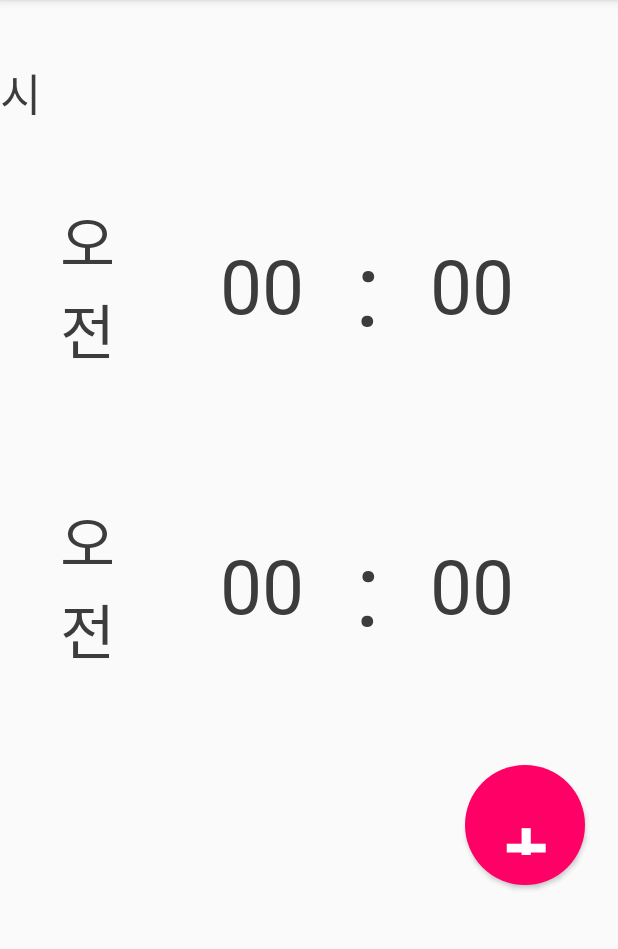
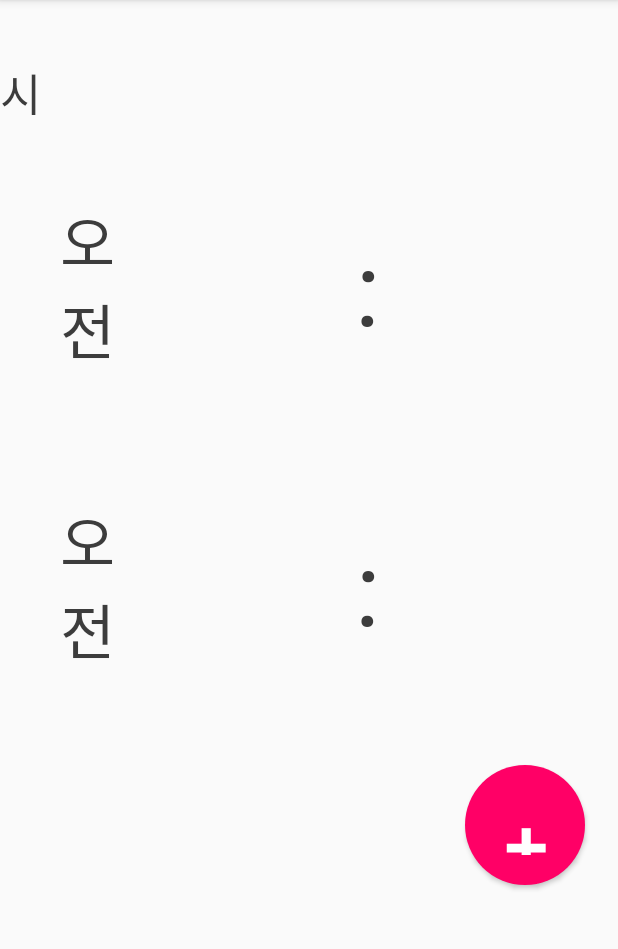
Before and after one commit to miny20023/Mobile_SW_Project, an Android app: the SubActivity_reservationList screen opened directly, with no data from a screen before it, on a phone screen of 412 x 824 dp, the part 84-1033 px from its top. Run offline under Robolectric (Android 15) with nearby library versions, the phone set to English and light mode, and no system bars.

Commit message:
list 수정
1121

```diff
--- a/app/src/main/res/layout/activity_sub_reservation.xml
+++ b/app/src/main/res/layout/activity_sub_reservation.xml
@@ -136,8 +136,7 @@
             android:layout_weight="1"
             android:text="완료"
             android:textSize="30dp"
-            android:fontFamily="@font/sdmisaeng"
-            android:onClick="completeOnClick"/>
+            android:fontFamily="@font/sdmisaeng"/>
     </LinearLayout>
 
 </LinearLayout>
--- a/app/src/main/res/layout/activity_sub_reservation_list.xml
+++ b/app/src/main/res/layout/activity_sub_reservation_list.xml
@@ -39,13 +39,13 @@
                     android:id="@+id/hour1"
                     android:layout_width="70dp"
                     android:layout_height="match_parent"
-                    android:text="00"
+
                     android:textSize="50dp"
                     android:textColor="#3c3c3c"
                     android:fontFamily="@font/sdmisaeng"
                     android:gravity="center_vertical"
                     android:textAlignment="center"/>
-
+n
                 <TextView
                     android:id="@+id/char1"
                     android:layout_width="70dp"
@@ -61,7 +61,7 @@
                     android:id="@+id/min1"
                     android:layout_width="70dp"
                     android:layout_height="match_parent"
-                    android:text="00"
+
                     android:textSize="50dp"
                     android:textColor="#3c3c3c"
                     android:fontFamily="@font/sdmisaeng"
@@ -93,7 +93,7 @@
                     android:id="@+id/hour2"
                     android:layout_width="70dp"
                     android:layout_height="match_parent"
-                    android:text="00"
+
                     android:textSize="50dp"
                     android:textColor="#3c3c3c"
                     android:fontFamily="@font/sdmisaeng"
@@ -115,7 +115,7 @@
                     android:id="@+id/min2"
                     android:layout_width="70dp"
                     android:layout_height="match_parent"
-                    android:text="00"
+
                     android:textSize="50dp"
                     android:textColor="#3c3c3c"
                     android:fontFamily="@font/sdmisaeng"
```
Also changed, not shown: app/src/main/java/com/example/myapplication2/SubActivity_reservation.java (+8 -4 lines), app/src/main/java/com/example/myapplication2/SubActivity_reservationList.java (+14 -9 lines).
